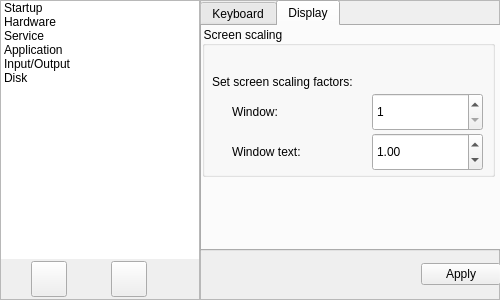
Before: the Qt Designer form Components/magickonfug.ui in zwpwjwtz/SuperPanda, drawn with Qt 5.
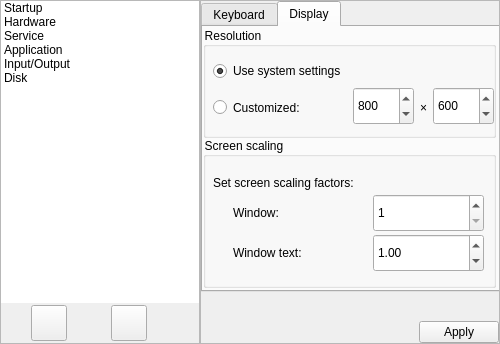
After: the same form once the commit is applied. The open tabs and pages were chosen to show the change. Icons and pictures are not drawn.

Commit message: Support adjusting screen resolution.

What changed in the file:
```diff
--- a/Components/magickonfug.ui
+++ b/Components/magickonfug.ui
@@ -7,7 +7,7 @@
     <x>0</x>
     <y>0</y>
     <width>500</width>
-    <height>300</height>
+    <height>344</height>
    </rect>
   </property>
   <property name="windowTitle">
@@ -158,15 +158,24 @@
       <property name="frameShadow">
        <enum>QFrame::Raised</enum>
       </property>
+      <layout class="QVBoxLayout" name="verticalLayout">
+       <property name="spacing">
+        <number>0</number>
+       </property>
+       <property name="leftMargin">
+        <number>0</number>
+       </property>
+       <property name="topMargin">
+        <number>0</number>
+       </property>
+       <property name="rightMargin">
+        <number>0</number>
+       </property>
+       <property name="bottomMargin">
+        <number>0</number>
+       </property>
+       <item>
       <widget class="QStackedWidget" name="groupPage">
-       <property name="geometry">
-        <rect>
-         <x>0</x>
-         <y>0</y>
-         <width>301</width>
-         <height>251</height>
-        </rect>
-       </property>
        <property name="styleSheet">
         <string notr="true">QGroupBox{background:transparent}</string>
        </property>
@@ -494,7 +503,7 @@
            <x>0</x>
            <y>0</y>
            <width>301</width>
-           <height>251</height>
+             <height>291</height>
           </rect>
          </property>
          <property name="currentIndex">
@@ -595,7 +604,7 @@
            <property name="geometry">
             <rect>
              <x>0</x>
-             <y>0</y>
+               <y>110</y>
              <width>293</width>
              <height>151</height>
             </rect>
@@ -610,7 +619,7 @@
             <property name="geometry">
              <rect>
               <x>10</x>
-              <y>40</y>
+                <y>30</y>
               <width>281</width>
               <height>31</height>
              </rect>
@@ -626,7 +635,7 @@
             <property name="geometry">
              <rect>
               <x>30</x>
-              <y>70</y>
+                <y>60</y>
               <width>141</width>
               <height>31</height>
              </rect>
@@ -639,7 +648,7 @@
             <property name="geometry">
              <rect>
               <x>170</x>
-              <y>67</y>
+                <y>57</y>
               <width>111</width>
               <height>38</height>
              </rect>
@@ -661,7 +670,7 @@
             <property name="geometry">
              <rect>
               <x>170</x>
-              <y>107</y>
+                <y>97</y>
               <width>111</width>
               <height>38</height>
              </rect>
@@ -680,7 +689,7 @@
             <property name="geometry">
              <rect>
               <x>30</x>
-              <y>110</y>
+                <y>100</y>
               <width>141</width>
               <height>31</height>
              </rect>
@@ -690,6 +699,105 @@
             </property>
            </widget>
           </widget>
+            <widget class="QGroupBox" name="groupBox_6">
+             <property name="geometry">
+              <rect>
+               <x>0</x>
+               <y>0</y>
+               <width>293</width>
+               <height>111</height>
+              </rect>
+             </property>
+             <property name="styleSheet">
+              <string notr="true">QGroupBox{background:transparent}</string>
+             </property>
+             <property name="title">
+              <string>Resolution</string>
+             </property>
+             <widget class="QSpinBox" name="textScreenWidth">
+              <property name="geometry">
+               <rect>
+                <x>150</x>
+                <y>60</y>
+                <width>61</width>
+                <height>38</height>
+               </rect>
+              </property>
+              <property name="minimum">
+               <number>320</number>
+              </property>
+              <property name="maximum">
+               <number>32768</number>
+              </property>
+              <property name="value">
+               <number>800</number>
+              </property>
+             </widget>
+             <widget class="QSpinBox" name="textScreenHeight">
+              <property name="geometry">
+               <rect>
+                <x>230</x>
+                <y>60</y>
+                <width>61</width>
+                <height>38</height>
+               </rect>
+              </property>
+              <property name="minimum">
+               <number>200</number>
+              </property>
+              <property name="maximum">
+               <number>32768</number>
+              </property>
+              <property name="value">
+               <number>600</number>
+              </property>
+             </widget>
+             <widget class="QLabel" name="label_23">
+              <property name="geometry">
+               <rect>
+                <x>210</x>
+                <y>60</y>
+                <width>21</width>
+                <height>41</height>
+               </rect>
+              </property>
+              <property name="text">
+               <string>×</string>
+              </property>
+              <property name="alignment">
+               <set>Qt::AlignCenter</set>
+              </property>
+             </widget>
+             <widget class="QRadioButton" name="radioDefaultResolution">
+              <property name="geometry">
+               <rect>
+                <x>10</x>
+                <y>30</y>
+                <width>271</width>
+                <height>28</height>
+               </rect>
+              </property>
+              <property name="text">
+               <string>Use system settings</string>
+              </property>
+              <property name="checked">
+               <bool>true</bool>
+              </property>
+             </widget>
+             <widget class="QRadioButton" name="radioCustomizedResolution">
+              <property name="geometry">
+               <rect>
+                <x>10</x>
+                <y>60</y>
+                <width>141</width>
+                <height>41</height>
+               </rect>
+              </property>
+              <property name="text">
+               <string>Customized:</string>
+              </property>
+             </widget>
+            </widget>
          </widget>
         </widget>
        </widget>
@@ -804,28 +912,23 @@
          </property>
         </widget>
        </widget>
-      </widget>
-      <widget class="QFrame" name="frameStatus">
-       <property name="geometry">
-        <rect>
-         <x>10</x>
-         <y>20</y>
-         <width>281</width>
-         <height>231</height>
-        </rect>
-       </property>
-       <property name="autoFillBackground">
-        <bool>true</bool>
-       </property>
+         <widget class="QWidget" name="pageStatus">
+          <layout class="QVBoxLayout" name="verticalLayout_3">
+           <item>
+            <spacer name="verticalSpacer_2">
+             <property name="orientation">
+              <enum>Qt::Vertical</enum>
+             </property>
+             <property name="sizeHint" stdset="0">
+              <size>
+               <width>20</width>
+               <height>40</height>
+              </size>
+             </property>
+            </spacer>
+           </item>
+           <item>
        <widget class="QLabel" name="labelStatus">
-        <property name="geometry">
-         <rect>
-          <x>0</x>
-          <y>0</y>
-          <width>281</width>
-          <height>151</height>
-         </rect>
-        </property>
         <property name="styleSheet">
          <string notr="true">QLabel{background:transparent}</string>
         </property>
@@ -836,15 +939,9 @@
          <bool>true</bool>
         </property>
        </widget>
+           </item>
+           <item>
        <widget class="QProgressBar" name="progressBar">
-        <property name="geometry">
-         <rect>
-          <x>0</x>
-          <y>155</y>
-          <width>281</width>
-          <height>51</height>
-         </rect>
-        </property>
         <property name="maximum">
          <number>0</number>
         </property>
@@ -855,23 +952,34 @@
          <bool>false</bool>
         </property>
        </widget>
-      </widget>
+           </item>
+           <item>
+            <spacer name="verticalSpacer">
+             <property name="orientation">
+              <enum>Qt::Vertical</enum>
+             </property>
+             <property name="sizeHint" stdset="0">
+              <size>
+               <width>20</width>
+               <height>40</height>
+              </size>
+             </property>
+            </spacer>
+           </item>
+          </layout>
+          <zorder>progressBar</zorder>
+          <zorder>labelStatus</zorder>
+         </widget>
+        </widget>
+       </item>
+       <item>
       <widget class="QDialogButtonBox" name="buttonBox">
-       <property name="geometry">
-        <rect>
-         <x>0</x>
-         <y>250</y>
-         <width>301</width>
-         <height>48</height>
-        </rect>
-       </property>
        <property name="standardButtons">
         <set>QDialogButtonBox::Apply</set>
        </property>
       </widget>
-      <zorder>frameStatus</zorder>
-      <zorder>groupPage</zorder>
-      <zorder>buttonBox</zorder>
+       </item>
+      </layout>
      </widget>
     </item>
    </layout>
```
Lines whose indentation alone changed are shown as unchanged. The commit also changes 12 other files.
